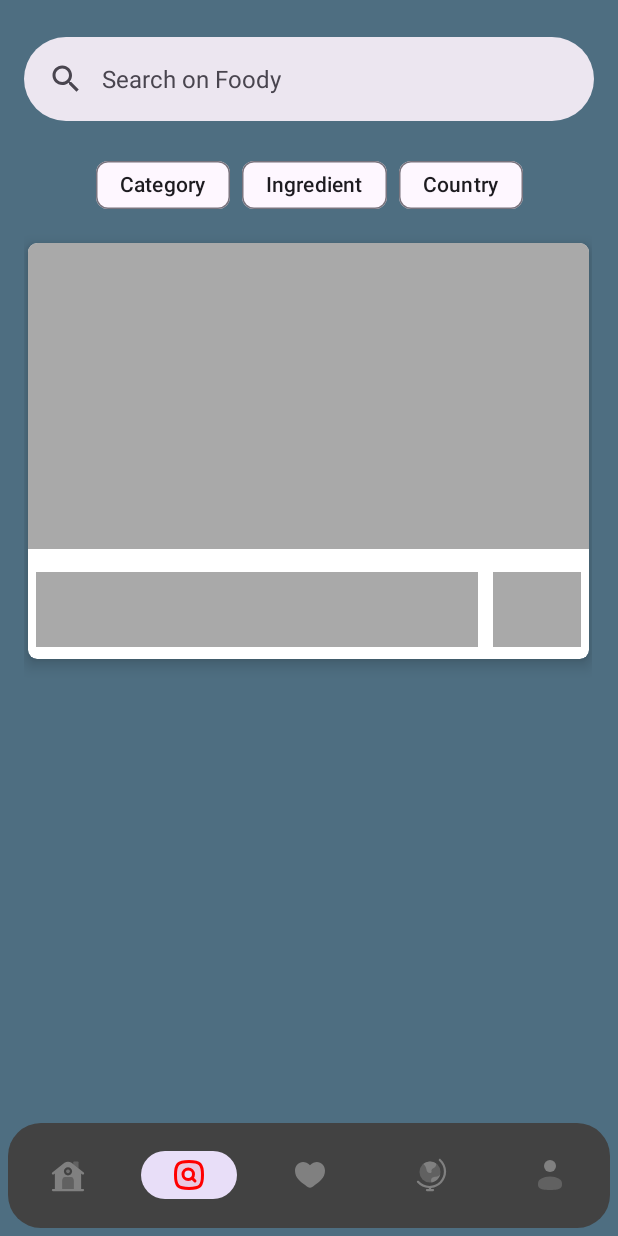
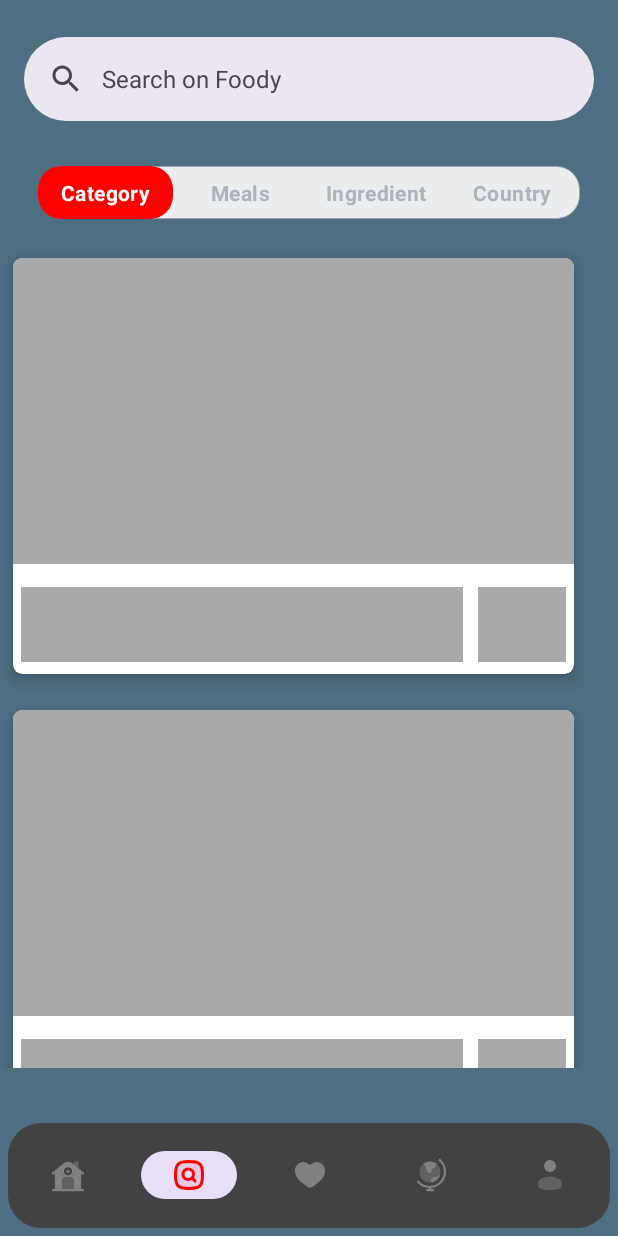
Before and after one commit to MuhammedEhabAND/Foody, an Android app: the FavFragment screen opened through its navigation route, item 2 of the bottom bar chosen, on a phone screen of 412 x 824 dp. Run offline under Robolectric (Android 15) with nearby library versions, the light colour scheme and no system bars; our stand-ins replace Room's generated code, RxJava, Shimmer, navigation-ui; pictures from the network do not load; 2 statements that could not run were skipped.

Commit message:
finished the ui of search fragment and adding the caching for the category and Random meals

```diff
--- a/app/src/main/java/inc/moe/foody/favourite_feature/view/FavFragment.java
+++ b/app/src/main/java/inc/moe/foody/favourite_feature/view/FavFragment.java
@@ -33,7 +33,6 @@ public class FavFragment extends Fragment implements OnFavMealClickListener {
     FavAdapter adapter;
     IFavouritePresenter favPresenter;
     GridLayoutManager layoutManager;
-    ShimmerFrameLayout shimmerFrameLayout;
 
     public FavFragment() {
         // Required empty public constructor
@@ -54,8 +53,6 @@ public class FavFragment extends Fragment implements OnFavMealClickListener {
     public void onViewCreated(@NonNull View view, @Nullable Bundle savedInstanceState) {
         super.onViewCreated(view, savedInstanceState);
         favMealsRV = view.findViewById(R.id.fav_rv);
-        shimmerFrameLayout =view.findViewById(R.id.fav_shimmer);
-        shimmerFrameLayout.startShimmerAnimation();
         layoutManager = new GridLayoutManager(getContext() ,2 );
         layoutManager.setOrientation(RecyclerView.VERTICAL);
 
@@ -72,8 +69,6 @@ public class FavFragment extends Fragment implements OnFavMealClickListener {
                 adapter.setMeals(meals);
                 adapter.notifyDataSetChanged();
                 favMealsRV.setAdapter(adapter);
-                shimmerFrameLayout.setVisibility(View.GONE);
-                favMealsRV.setVisibility(View.VISIBLE);
             }
         });
 
--- a/app/src/main/java/inc/moe/foody/home_feature/presenter/HomePresenter.java
+++ b/app/src/main/java/inc/moe/foody/home_feature/presenter/HomePresenter.java
@@ -6,6 +6,7 @@ import inc.moe.foody.home_feature.view.IView;
 import inc.moe.foody.model.IRepo;
 import inc.moe.foody.model.Meal;
 import inc.moe.foody.network.MyNetworkCallBack;
+import inc.moe.foody.utils.Cache;
 
 public class HomePresenter implements IHomePresenter, MyNetworkCallBack {
 
@@ -19,13 +20,18 @@ public class HomePresenter implements IHomePresenter, MyNetworkCallBack {
 
     @Override
     public void getAllCategories() {
-        iRepo.makeNetworkCallForCategories(this);
+        if(Cache.getInstance().getCategories() == null )
+            iRepo.makeNetworkCallForCategories(this);
+        else
+            iView.onCategoryFetch(Cache.getInstance().getCategories());
     }
 
     @Override
     public void getRandomMeal() {
-        iRepo.makeNetworkCallForRandomMeal(this);
-
+        if(Cache.getInstance().getRandomMeals() == null )
+            iRepo.makeNetworkCallForRandomMeal(this);
+        else
+            iView.onRandomMealFetch(Cache.getInstance().getRandomMeals());
     }
 
     @Override
@@ -34,8 +40,15 @@ public class HomePresenter implements IHomePresenter, MyNetworkCallBack {
     }
 
     @Override
+    public void searchByCategoryName(String categoryName) {
+        iRepo.makeNetworkCallForSearchByCategoryName(this , categoryName);
+
+    }
+
+    @Override
     public void onSuccessCategories(List categories) {
         iView.onCategoryFetch(categories);
+        Cache.getInstance().setCategories(categories);
 
 
     }
@@ -48,6 +61,7 @@ public class HomePresenter implements IHomePresenter, MyNetworkCallBack {
     @Override
     public void onSuccessRandomMeal(List<Meal> meals) {
         iView.onRandomMealFetch(meals);
+        Cache.getInstance().setRandomMeals(meals);
 
     }
 
--- a/app/src/main/java/inc/moe/foody/home_feature/presenter/IHomePresenter.java
+++ b/app/src/main/java/inc/moe/foody/home_feature/presenter/IHomePresenter.java
@@ -6,4 +6,5 @@ public interface IHomePresenter {
     void getAllCategories();
     void getRandomMeal();
     void addRandomMealToFav(Meal meal);
+    void searchByCategoryName(String categoryName);
 }
--- a/app/src/main/java/inc/moe/foody/home_feature/view/CategoryAdapter.java
+++ b/app/src/main/java/inc/moe/foody/home_feature/view/CategoryAdapter.java
@@ -29,12 +29,13 @@ import inc.moe.foody.model.Category;
 
 public class CategoryAdapter extends RecyclerView.Adapter<CategoryAdapter.ViewHolder> {
     List<Category> categoryList;
-
+    OnCategoryClickListener onCategoryClickListener;
     public void setCategoryList(List<Category> categoryList) {
         this.categoryList = categoryList;
     }
 
-    public CategoryAdapter() {
+    public CategoryAdapter(OnCategoryClickListener onCategoryClickListener) {
+        this.onCategoryClickListener = onCategoryClickListener;
     }
 
     public CategoryAdapter(List<Category> categoryList) {
@@ -59,6 +60,12 @@ public class CategoryAdapter extends RecyclerView.Adapter<CategoryAdapter.ViewHo
         holder.categoryName.setText(category.getStrCategory());
         Glide.with(holder.itemView).load(category.getStrCategoryThumb())
                 .into(holder.categoryThumb);
+        holder.constraintLayout.setOnClickListener(new View.OnClickListener() {
+            @Override
+            public void onClick(View v) {
+                onCategoryClickListener.searchByCategoryName(category.getStrCategory());
+            }
+        });
     }
 
     @Override
--- a/app/src/main/java/inc/moe/foody/home_feature/view/HomeFragment.java
+++ b/app/src/main/java/inc/moe/foody/home_feature/view/HomeFragment.java
@@ -27,7 +27,7 @@ import inc.moe.foody.model.Repo;
 import inc.moe.foody.network.MealClient;
 
 
-public class HomeFragment extends Fragment implements IView , OnRandomMealClickListener {
+public class HomeFragment extends Fragment implements IView , OnRandomMealClickListener , OnCategoryClickListener {
     RecyclerView allCategoriesRV;
     RecyclerView randomMealRV;
     ShimmerFrameLayout randomMealShimmer;
@@ -69,7 +69,7 @@ public class HomeFragment extends Fragment implements IView , OnRandomMealClickL
         layoutManager1 = new LinearLayoutManager(getContext()  );
         layoutManager1.setOrientation(RecyclerView.HORIZONTAL);
 
-        categoryAdapter = new CategoryAdapter();
+        categoryAdapter = new CategoryAdapter(this::searchByCategoryName);
         randomMealAdapter = new RandomMealAdapter(this);
 
         homePresenter = new HomePresenter(this ,
@@ -124,4 +124,11 @@ public class HomeFragment extends Fragment implements IView , OnRandomMealClickL
         Snackbar snackbar = Snackbar.make(getView() ,meal.getStrMeal()+" saved." ,Snackbar.LENGTH_SHORT);
         snackbar.show();
     }
+
+    @Override
+    public void searchByCategoryName(String categoryName) {
+        homePresenter.searchByCategoryName(categoryName);
+        Snackbar snackbar = Snackbar.make(getView() ,"Searching for "+categoryName+" meals." ,Snackbar.LENGTH_SHORT);
+        snackbar.show();
+    }
 }
--- /dev/null
+++ b/app/src/main/java/inc/moe/foody/home_feature/view/OnCategoryClickListener.java
@@ -0,0 +1,5 @@
+package inc.moe.foody.home_feature.view;
+
+public interface OnCategoryClickListener {
+    void searchByCategoryName(String categoryName);
+}
--- a/app/src/main/java/inc/moe/foody/model/IRepo.java
+++ b/app/src/main/java/inc/moe/foody/model/IRepo.java
@@ -10,6 +10,7 @@ public interface IRepo {
 
     void makeNetworkCallForCategories(MyNetworkCallBack myNetworkCallBack);
     void makeNetworkCallForRandomMeal(MyNetworkCallBack myNetworkCallBack);
+    void makeNetworkCallForSearchByCategoryName(MyNetworkCallBack myNetworkCallBack , String categoryName);
 
     void removeMealFromFav(Meal meal);
     void insertMealToFav(Meal meal);
--- a/app/src/main/java/inc/moe/foody/model/Repo.java
+++ b/app/src/main/java/inc/moe/foody/model/Repo.java
@@ -38,6 +38,11 @@ public class Repo implements IRepo{
     }
 
     @Override
+    public void makeNetworkCallForSearchByCategoryName(MyNetworkCallBack myNetworkCallBack, String categoryName) {
+        remoteSource.makeNetworkCallForSearchByCategoryName(myNetworkCallBack  ,categoryName);
+    }
+
+    @Override
     public void removeMealFromFav(Meal meal) {
         localSource.removeMeal(meal);
     }
--- a/app/src/main/java/inc/moe/foody/network/MealClient.java
+++ b/app/src/main/java/inc/moe/foody/network/MealClient.java
@@ -110,4 +110,27 @@ public class MealClient implements RemoteSource {
                         }
                 );
     }
+
+    @Override
+    public void makeNetworkCallForSearchByCategoryName(MyNetworkCallBack myNetworkCallBack, String categoryName) {
+        Call<ListOfMeals> call = mealService.getMealByCategorySearch(categoryName);
+        call.enqueue(new Callback<ListOfMeals>() {
+            @Override
+            public void onResponse(Call<ListOfMeals> call, Response<ListOfMeals> response) {
+                if (response.isSuccessful()) {
+                    Log.i("TAG", "onSuccess: " + response.raw() + "meals: " + response.body().getMeals());
+                    myNetworkCallBack.onSuccessRandomMeal(response.body().getMeals());
+                }
+
+            }
+
+            @Override
+            public void onFailure(Call<ListOfMeals> call, Throwable t) {
+                Log.i("TAG", "onFailure: " + t.getMessage());
+                myNetworkCallBack.onFailedRandomMeal(t.getMessage());
+
+            }
+        });
+
+    }
 }
--- a/app/src/main/java/inc/moe/foody/network/MealService.java
+++ b/app/src/main/java/inc/moe/foody/network/MealService.java
@@ -5,6 +5,7 @@ import inc.moe.foody.model.ListOfMeals;
 import retrofit2.Call;
 import retrofit2.http.GET;
 import retrofit2.http.Header;
+import retrofit2.http.Query;
 
 public interface MealService {
     @GET("categories.php")
@@ -13,5 +14,8 @@ public interface MealService {
     @GET("random.php")
     Call<ListOfMeals> getRandomMeal();
 
+    @GET("filter.php?c=")
+    Call<ListOfMeals> getMealByCategorySearch(@Query("c") String categoryName);
+
 
 }
--- a/app/src/main/java/inc/moe/foody/network/RemoteSource.java
+++ b/app/src/main/java/inc/moe/foody/network/RemoteSource.java
@@ -3,5 +3,6 @@ package inc.moe.foody.network;
 public interface RemoteSource {
     void makeNetworkCallForCategories(MyNetworkCallBack myNetworkCallBack);
     void makeMultipleRandomMealRequests(int numberOfRequests,MyNetworkCallBack myNetworkCallBack);
+    void makeNetworkCallForSearchByCategoryName(MyNetworkCallBack myNetworkCallBack , String categoryName);
 
 }
--- a/app/src/main/java/inc/moe/foody/search_feature/view/SearchFragment.java
+++ b/app/src/main/java/inc/moe/foody/search_feature/view/SearchFragment.java
@@ -2,8 +2,11 @@ package inc.moe.foody.search_feature.view;
 
 import android.os.Bundle;
 
+import androidx.annotation.NonNull;
+import androidx.annotation.Nullable;
 import androidx.fragment.app.Fragment;
 
+import android.util.Log;
 import android.view.LayoutInflater;
 import android.view.View;
 import android.view.ViewGroup;
@@ -24,6 +27,14 @@ public class SearchFragment extends Fragment {
     @Override
     public View onCreateView(LayoutInflater inflater, ViewGroup container,
                              Bundle savedInstanceState) {
+
         return inflater.inflate(R.layout.fragment_search, container, false);
     }
+
+    @Override
+    public void onViewCreated(@NonNull View view, @Nullable Bundle savedInstanceState) {
+        super.onViewCreated(view, savedInstanceState);
+
+    }
+
 }
--- /dev/null
+++ b/app/src/main/java/inc/moe/foody/utils/Cache.java
@@ -0,0 +1,46 @@
+package inc.moe.foody.utils;
+
+import java.util.List;
+
+import inc.moe.foody.model.Category;
+import inc.moe.foody.model.Meal;
+
+public class Cache {
+    public static Cache instance = null ;
+    List<Meal> randomMeals ;
+    List<Meal> meals ;
+    List<Category> categories ;
+
+    public List<Category> getCategories() {
+        return categories;
+    }
+
+    public void setCategories(List<Category> categories) {
+        this.categories = categories;
+    }
+
+    public List<Meal> getRandomMeals() {
+        return randomMeals;
+    }
+
+    public void setRandomMeals(List<Meal> randomMeals) {
+        this.randomMeals = randomMeals;
+    }
+
+    public List<Meal> getMeals() {
+        return meals;
+    }
+
+    public void setMeals(List<Meal> meals) {
+        this.meals = meals;
+    }
+
+    private Cache () {
+    }
+    public static Cache getInstance(){
+        if(instance == null ){
+            instance = new Cache();
+        }
+        return instance;
+    }
+}
--- a/app/src/main/res/layout/fragment_fav.xml
+++ b/app/src/main/res/layout/fragment_fav.xml
@@ -32,34 +32,15 @@
         android:orientation="horizontal"
         app:layout_constraintGuide_begin="99dp" />
 
-    <com.facebook.shimmer.ShimmerFrameLayout
-        android:id="@+id/fav_shimmer"
-        android:layout_marginTop="100dp"
-        android:layout_width="wrap_content"
-        android:layout_height="wrap_content"
-        app:layout_constraintBottom_toBottomOf="parent"
-        app:layout_constraintEnd_toEndOf="parent"
-        app:layout_constraintStart_toStartOf="parent"
-
-        app:layout_constraintTop_toTopOf="@+id/guideline4">
-
-        <include
-            layout="@layout/recycler_shimmer"
-            tools:layout_editor_absoluteX="55dp"
-            tools:layout_editor_absoluteY="93dp" />
-
-    </com.facebook.shimmer.ShimmerFrameLayout>
-
     <androidx.recyclerview.widget.RecyclerView
         android:id="@+id/fav_rv"
         android:layout_width="match_parent"
         android:layout_height="match_parent"
-        android:visibility="invisible"
-        android:layout_marginTop="70dp"
+        android:layout_marginTop="100dp"
         app:layout_constraintBottom_toBottomOf="parent"
         app:layout_constraintEnd_toEndOf="parent"
         app:layout_constraintStart_toStartOf="parent"
-        app:layout_constraintTop_toTopOf="@+id/guideline4"
+        app:layout_constraintTop_toBottomOf="@+id/guideline4"
         tools:listitem="@layout/fav_item_layout" />
 
 </androidx.constraintlayout.widget.ConstraintLayout>
--- a/app/src/main/res/layout/fragment_search.xml
+++ b/app/src/main/res/layout/fragment_search.xml
@@ -24,40 +24,89 @@
         android:orientation="horizontal"
         app:layout_constraintGuide_begin="96dp" />
 
-    <com.google.android.material.chip.ChipGroup
-        android:id="@+id/chipGroup"
-        android:layout_width="wrap_content"
+    <RadioGroup
+        android:id="@+id/radio_group_search"
+        android:layout_width="match_parent"
         android:layout_height="wrap_content"
+        android:layout_marginHorizontal="25dp"
+
+        android:background="@drawable/drawable_radio_group_tab_background"
+        android:orientation="horizontal"
         app:layout_constraintBottom_toTopOf="@+id/guideline5"
         app:layout_constraintEnd_toEndOf="parent"
         app:layout_constraintStart_toStartOf="parent"
-        app:layout_constraintTop_toTopOf="@+id/guideline3">
+        app:layout_constraintTop_toTopOf="@+id/guideline3"
+        >
 
-        <com.google.android.material.chip.Chip
-            android:id="@+id/category"
-            android:layout_width="wrap_content"
-            android:layout_height="wrap_content"
-            android:text="@string/search_categories" />
 
-        <com.google.android.material.chip.Chip
-            android:id="@+id/ingredients"
-            android:layout_width="wrap_content"
-            android:layout_height="wrap_content"
-            android:text="@string/search_ingredients" />
 
-        <com.google.android.material.chip.Chip
-            android:id="@+id/countries"
-            android:layout_width="wrap_content"
-            android:layout_height="wrap_content"
-            android:text="@string/search_county" />
-    </com.google.android.material.chip.ChipGroup>
+        <RadioButton
+            android:id="@+id/category_radio"
+            android:layout_width="0dp"
+            android:layout_height="35dp"
+            android:layout_weight="1"
+            android:background="@drawable/drawable_units_tab_selector"
+            android:button="@null"
+            android:checked="true"
+            android:gravity="center"
+            android:text="@string/search_categories"
+            android:textColor="@drawable/drawable_units_tab_text_color_selector"
+            android:textSize="14sp"
+            android:textStyle="bold"
+            tools:ignore="TouchTargetSizeCheck,TouchTargetSizeCheck" />
+        <RadioButton
+            android:id="@+id/meal_radio"
+            android:layout_width="0dp"
+            android:layout_height="35dp"
+            android:layout_weight="1"
+            android:background="@drawable/drawable_units_tab_selector"
+            android:button="@null"
+            android:checked="false"
+            android:gravity="center"
+            android:text="@string/search_meals"
+            android:textColor="@drawable/drawable_units_tab_text_color_selector"
+            android:textSize="14sp"
+            android:textStyle="bold"
+            tools:ignore="TouchTargetSizeCheck" />
+        <RadioButton
+            android:id="@+id/ingredient_radio"
+            android:layout_width="0dp"
+            android:layout_height="35dp"
+            android:layout_weight="1"
+            android:background="@drawable/drawable_units_tab_selector"
+            android:button="@null"
+            android:checked="false"
+            android:gravity="center"
+            android:text="@string/search_ingredients"
+            android:textColor="@drawable/drawable_units_tab_text_color_selector"
+            android:textSize="14sp"
+            android:textStyle="bold"
+            tools:ignore="TouchTargetSizeCheck" />
+
+        <RadioButton
+            android:id="@+id/country_radio"
+            android:layout_width="0dp"
+            android:layout_height="35dp"
+            android:layout_weight="1"
+            android:background="@drawable/drawable_units_tab_selector"
+            android:button="@null"
+            android:checked="false"
+            android:gravity="center"
+            android:text="@string/search_county"
+            android:textColor="@drawable/drawable_units_tab_text_color_selector"
+            android:textSize="14sp"
+            android:textStyle="bold"
+            tools:ignore="TouchTargetSizeCheck" />
+
+
+    </RadioGroup>
 
     <androidx.constraintlayout.widget.Guideline
         android:id="@+id/guideline5"
         android:layout_width="wrap_content"
         android:layout_height="wrap_content"
         android:orientation="horizontal"
-        app:layout_constraintGuide_percent="0.20109439" />
+        app:layout_constraintGuide_begin="161dp" />
 
     <androidx.constraintlayout.widget.Guideline
         android:id="@+id/guideline6"
@@ -79,19 +128,37 @@
         android:layout_height="wrap_content"
         android:orientation="horizontal"
         app:layout_constraintGuide_begin="712dp" />
+
     <com.facebook.shimmer.ShimmerFrameLayout
-        android:id="@+id/firs_shimmer"
-        android:layout_width="0dp"
-        android:layout_height="0dp"
+        android:id="@+id/first_shimmer"
+        android:layout_width="390dp"
+        android:layout_height="300dp"
+        app:layout_constraintEnd_toStartOf="@+id/guideline7"
+        app:layout_constraintStart_toStartOf="@+id/guideline6"
+        app:layout_constraintTop_toTopOf="@+id/guideline5"
+
+        android:layout_marginEnd="20dp"
+        >
+
+        <include layout="@layout/random_meal_item_shimmer" />
+    </com.facebook.shimmer.ShimmerFrameLayout>
+
+    <com.facebook.shimmer.ShimmerFrameLayout
+        android:id="@+id/second_shimmer"
+        android:layout_width="390dp"
+        android:layout_height="250dp"
+        android:layout_marginEnd="20dp"
+        android:layout_marginTop="1dp"
         app:layout_constraintBottom_toTopOf="@+id/guideline8"
         app:layout_constraintEnd_toStartOf="@+id/guideline7"
         app:layout_constraintStart_toStartOf="@+id/guideline6"
-        app:layout_constraintTop_toTopOf="@+id/guideline5"
-        >
-        <include layout="@layout/random_meal_item_shimmer"/>
+        app:layout_constraintTop_toBottomOf="@+id/first_shimmer">
+
+        <include layout="@layout/random_meal_item_shimmer" />
     </com.facebook.shimmer.ShimmerFrameLayout>
 
     <androidx.recyclerview.widget.RecyclerView
+        android:id="@+id/recyclerView"
         android:layout_width="0dp"
         android:layout_height="0dp"
         android:visibility="invisible"
--- a/app/src/main/res/navigation/nav_graph.xml
+++ b/app/src/main/res/navigation/nav_graph.xml
@@ -9,7 +9,11 @@
         android:id="@+id/homeFragment"
         android:name="inc.moe.foody.home_feature.view.HomeFragment"
         android:label="@string/home_bottom_icon"
-        tools:layout="@layout/fragment_home" />
+        tools:layout="@layout/fragment_home" >
+        <action
+            android:id="@+id/action_homeFragment_to_searchFragment"
+            app:destination="@id/searchFragment" />
+    </fragment>
     <fragment
         android:id="@+id/favFragment"
         android:name="inc.moe.foody.favourite_feature.view.FavFragment"
@@ -19,7 +23,11 @@
         android:id="@+id/searchFragment"
         android:name="inc.moe.foody.search_feature.view.SearchFragment"
         android:label="Search"
-        tools:layout="@layout/fragment_search" />
+        tools:layout="@layout/fragment_search" >
+        <argument
+            android:name="categoryName"
+            app:argType="string" />
+    </fragment>
     <fragment
         android:id="@+id/countryFragment"
         android:name="inc.moe.foody.country_feature.view.CountryFragment"
--- a/app/src/main/res/values/strings.xml
+++ b/app/src/main/res/values/strings.xml
@@ -20,6 +20,7 @@
     <string name="search_county">Country</string>
     <string name="search_ingredients">Ingredient</string>
     <string name="search_categories">Category</string>
+    <string name="search_meals">Meals</string>
     <!-- TODO: Remove or change this placeholder text -->
     <string name="hello_blank_fragment">Hello blank fragment</string>
     <string name="search_hint">Search on Foody</string>
```
